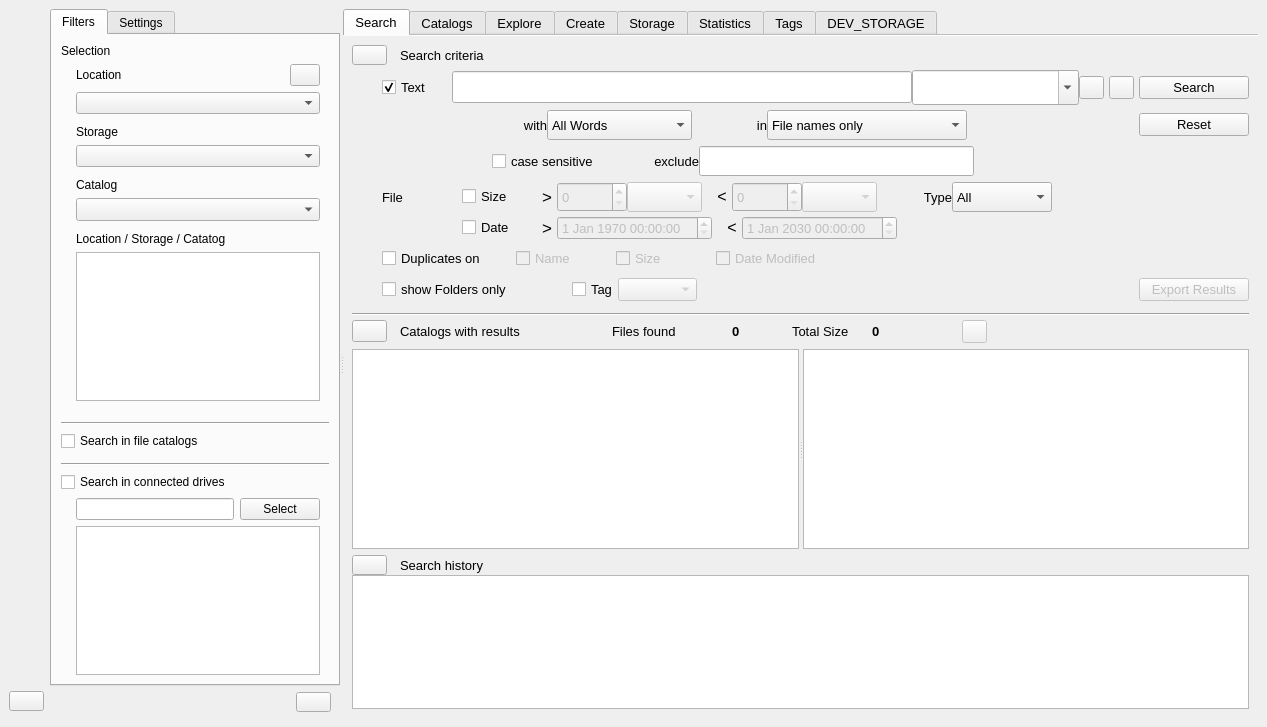
Qt form mainwindow.ui (StephaneCouturier/Katalog) before a commit.
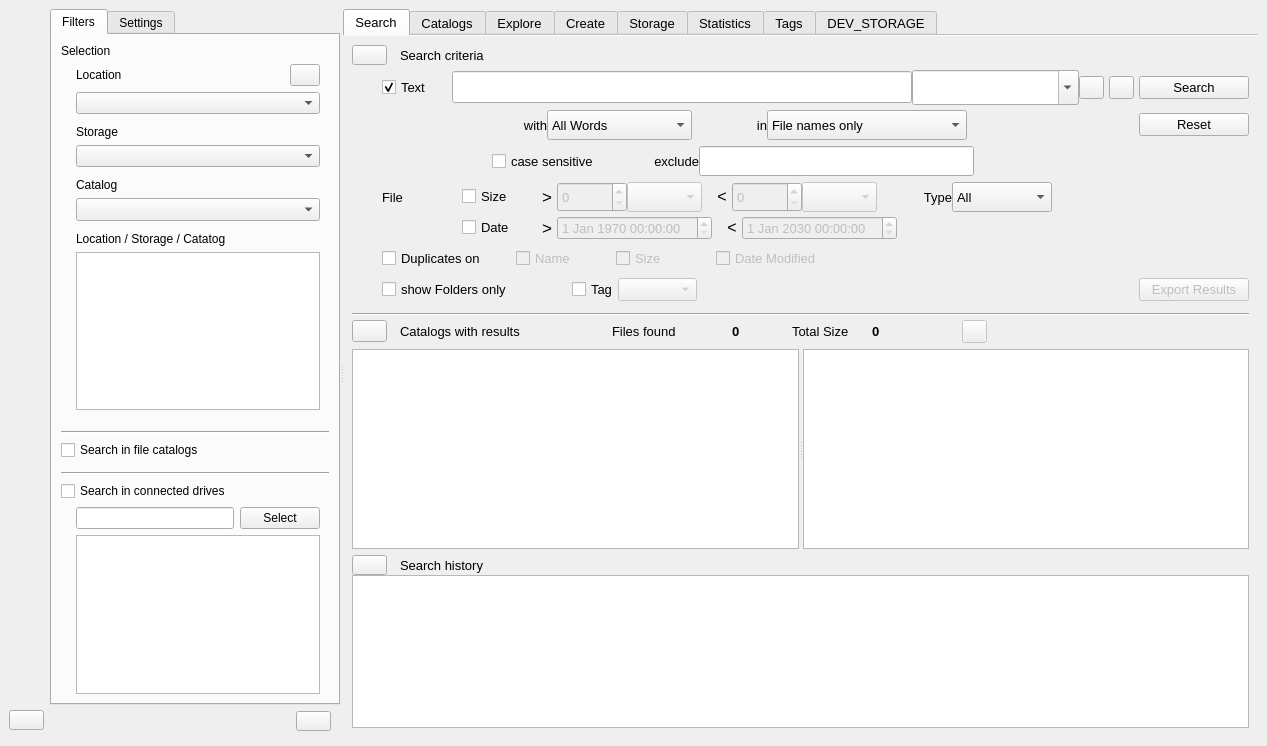
The same form after that commit. Icons and pictures are not drawn. Custom widgets are drawn as their Qt base class.

The edit to the form file:
```diff
--- a/mainwindow.ui
+++ b/mainwindow.ui
@@ -10,7 +10,7 @@
     <x>0</x>
     <y>0</y>
     <width>1267</width>
-    <height>727</height>
+    <height>746</height>
    </rect>
   </property>
   <property name="windowTitle">
@@ -390,6 +390,12 @@
                  <property name="selectionBehavior">
                   <enum>QAbstractItemView::SelectItems</enum>
                  </property>
+                 <property name="iconSize">
+                  <size>
+                   <width>22</width>
+                   <height>22</height>
+                  </size>
+                 </property>
                  <property name="rootIsDecorated">
                   <bool>true</bool>
                  </property>
```
